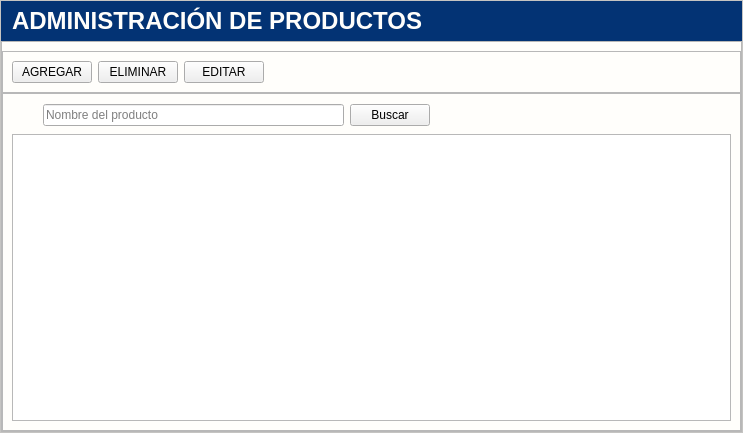
The window that app/View/UserInterfaceUi/UI_CONTROL_PRODUCTOS.ui (LAngelVp/software-punto-de-venta) describes before a commit, drawn with Qt 5.
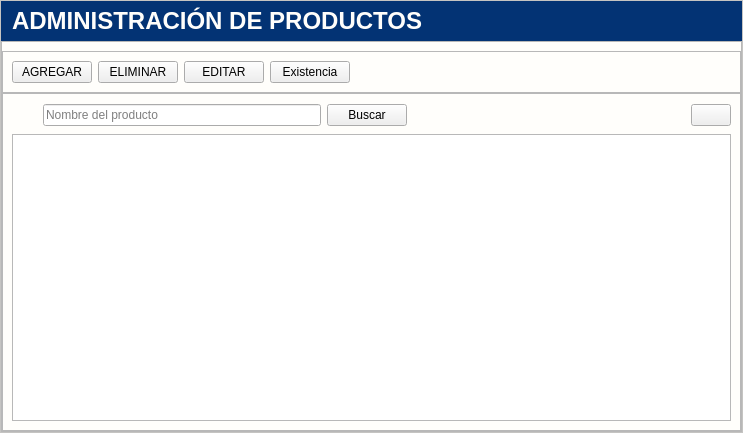
The same window after the commit. Icons and pictures are not drawn.

What changed in the file:
```diff
--- a/app/View/UserInterfaceUi/UI_CONTROL_PRODUCTOS.ui
+++ b/app/View/UserInterfaceUi/UI_CONTROL_PRODUCTOS.ui
@@ -283,6 +283,13 @@
                 </property>
                </widget>
               </item>
+              <item>
+               <widget class="QPushButton" name="btn_btn_ExistenciaProducto">
+                <property name="text">
+                 <string>Existencia</string>
+                </property>
+               </widget>
+              </item>
              </layout>
             </item>
             <item row="0" column="1">
@@ -355,6 +362,20 @@
                 </property>
                </spacer>
               </item>
+              <item>
+               <widget class="QPushButton" name="btn_btn_ActualizarTablaProductos">
+                <property name="toolTip">
+                 <string>Actualizar tabla productos</string>
+                </property>
+                <property name="text">
+                 <string/>
+                </property>
+                <property name="icon">
+                 <iconset resource="../../Source/iconosSVG.qrc">
+                  <normaloff>:/iconosBlancos/Icons/iconos/Blanco/actualizar_blanco.svg</normaloff>:/iconosBlancos/Icons/iconos/Blanco/actualizar_blanco.svg</iconset>
+                </property>
+               </widget>
+              </item>
              </layout>
             </item>
            </layout>
```
Left out of the diff: 12 changed lines with no effect on the pictures.
